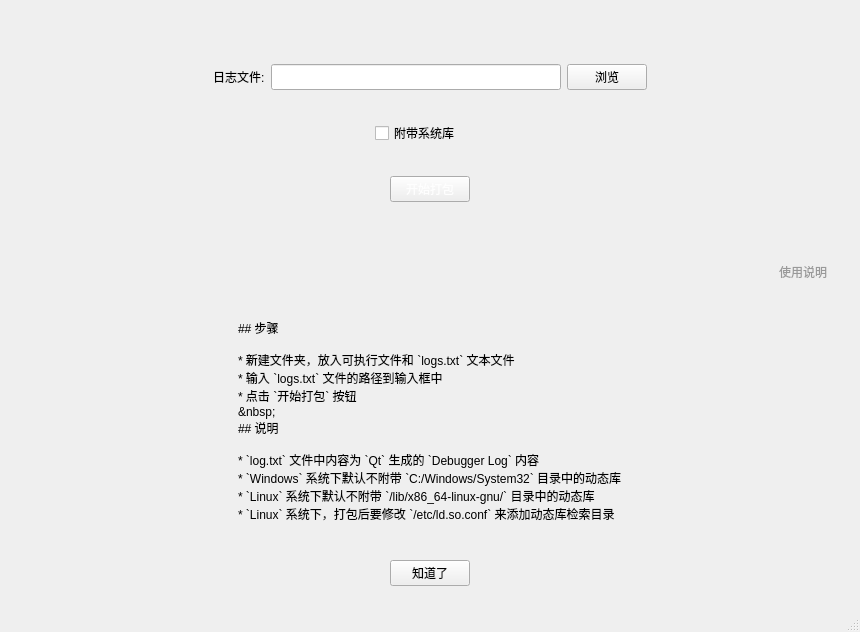
Above: mainwindow.ui from Mtr1994/Auxilium before the change. Below: the same form after it.
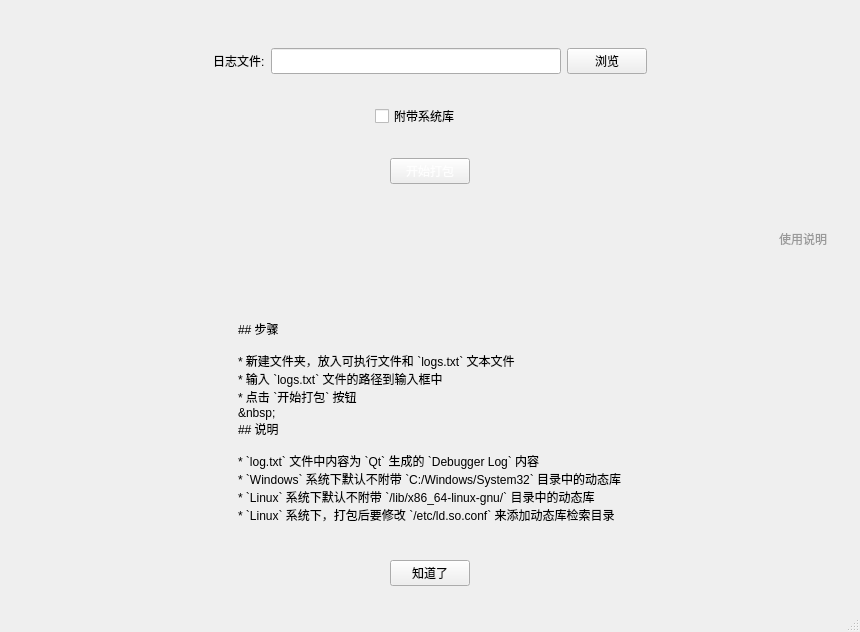
That is the form after the change.

Commit message: delete logs after finished

The edit to the form file:
```diff
--- a/mainwindow.ui
+++ b/mainwindow.ui
@@ -435,6 +435,19 @@
             </property>
            </spacer>
           </item>
+          <item row="0" column="0">
+           <spacer name="verticalSpacer_6">
+            <property name="orientation">
+             <enum>Qt::Vertical</enum>
+            </property>
+            <property name="sizeHint" stdset="0">
+             <size>
+              <width>20</width>
+              <height>40</height>
+             </size>
+            </property>
+           </spacer>
+          </item>
          </layout>
         </widget>
        </item>
```
The commit also changes 2 other files.
